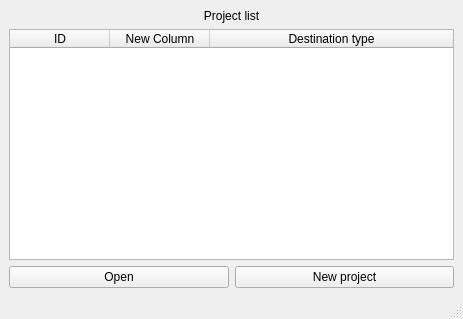
This is ui/designs/project_management.ui in trannguyenhan/data-integration as Qt 5 draws it before an edit. The edited form follows.
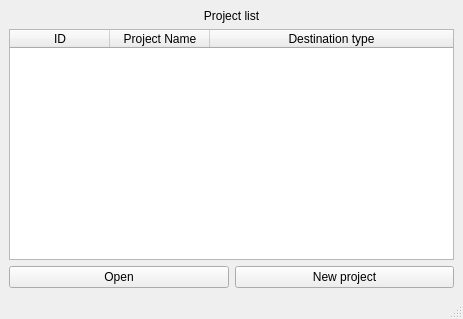
This is the edited form.

Commit message: Update Init_project: connect MySQL + SQL Server

What changed in the file:
```diff
--- a/ui/designs/project_management.ui
+++ b/ui/designs/project_management.ui
@@ -64,7 +64,7 @@
       </column>
       <column>
        <property name="text">
-        <string>New Column</string>
+        <string>Project Name</string>
        </property>
       </column>
       <column>
```
The commit also changes 9 other files.
